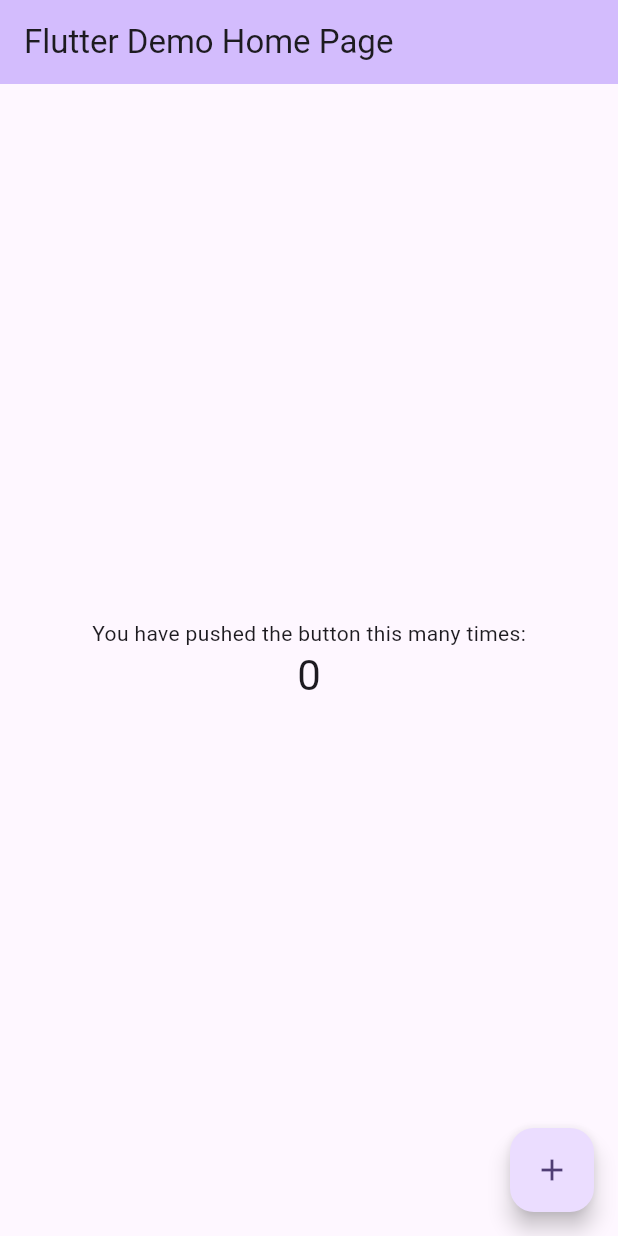
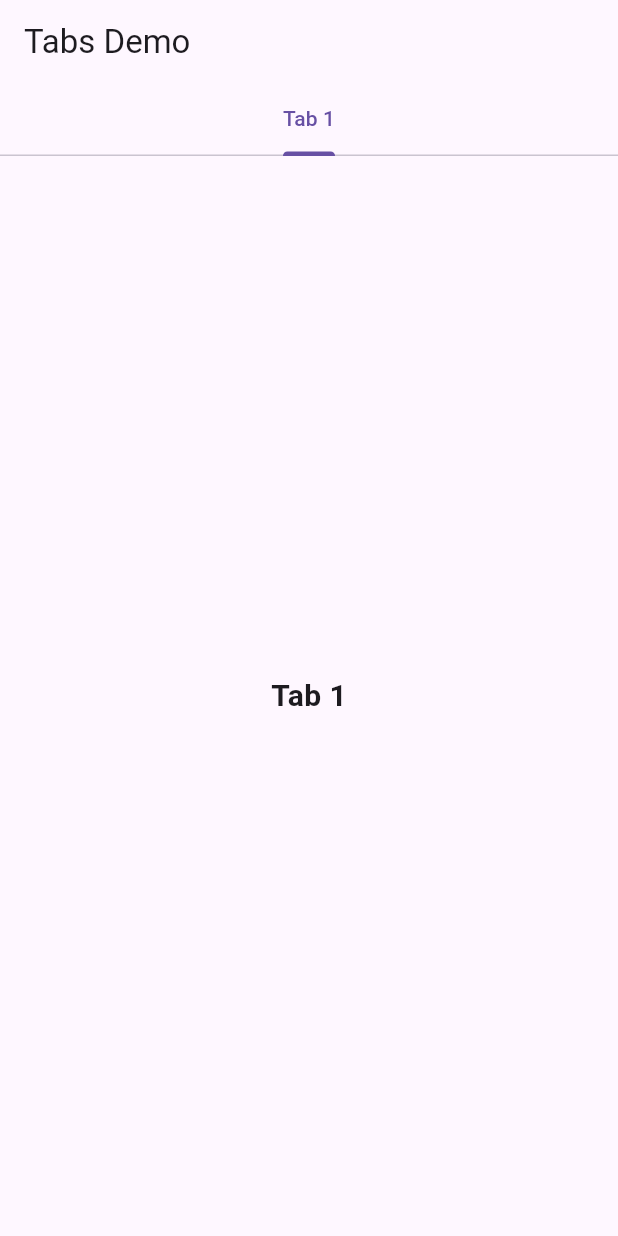
Before and after one commit to TJs87474/Weather-App, a Flutter app: the screen it shows after launch, on a phone screen of 412 x 824 dp. Run offline on Flutter 3.47's test engine with Material 3 defaults, Android fonts, the phone set to English and light mode, and no system bars.

```diff
--- a/lib/main.dart
+++ b/lib/main.dart
@@ -1,125 +1,91 @@
 import 'package:flutter/material.dart';
+import 'package:flutter/services.dart';
 
 void main() {
-  runApp(const MyApp());
+  runApp(MyApp());
 }
 
 class MyApp extends StatelessWidget {
-  const MyApp({super.key});
-
-  // This widget is the root of your application.
   @override
   Widget build(BuildContext context) {
     return MaterialApp(
-      title: 'Flutter Demo',
-      theme: ThemeData(
-        // This is the theme of your application.
-        //
-        // TRY THIS: Try running your application with "flutter run". You'll see
-        // the application has a purple toolbar. Then, without quitting the app,
-        // try changing the seedColor in the colorScheme below to Colors.green
-        // and then invoke "hot reload" (save your changes or press the "hot
-        // reload" button in a Flutter-supported IDE, or press "r" if you used
-        // the command line to start the app).
-        //
-        // Notice that the counter didn't reset back to zero; the application
-        // state is not lost during the reload. To reset the state, use hot
-        // restart instead.
-        //
-        // This works for code too, not just values: Most code changes can be
-        // tested with just a hot reload.
-        colorScheme: ColorScheme.fromSeed(seedColor: Colors.deepPurple),
-        useMaterial3: true,
-      ),
-      home: const MyHomePage(title: 'Flutter Demo Home Page'),
+      debugShowCheckedModeBanner: false,
+      home: TabsNonScrollableDemo(),
     );
   }
 }
 
-class MyHomePage extends StatefulWidget {
-  const MyHomePage({super.key, required this.title});
+class TabsNonScrollableDemo extends StatefulWidget {
+  @override
+  _TabsNonScrollableDemoState createState() => _TabsNonScrollableDemoState();
+}
 
-  // This widget is the home page of your application. It is stateful, meaning
-  // that it has a State object (defined below) that contains fields that affect
-  // how it looks.
-
-  // This class is the configuration for the state. It holds the values (in this
-  // case the title) provided by the parent (in this case the App widget) and
-  // used by the build method of the State. Fields in a Widget subclass are
-  // always marked "final".
-
-  final String title;
+class _TabsNonScrollableDemoState extends State<TabsNonScrollableDemo>
+    with SingleTickerProviderStateMixin, RestorationMixin {
+  late TabController _tabController;
+  final RestorableInt tabIndex = RestorableInt(0);
 
   @override
-  State<MyHomePage> createState() => _MyHomePageState();
-}
+  String get restorationId => 'tab_non_scrollable_demo';
 
-class _MyHomePageState extends State<MyHomePage> {
-  int _counter = 0;
+  @override
+  void restoreState(RestorationBucket? oldBucket, bool initialRestore) {
+    registerForRestoration(tabIndex, 'tab_index');
+    _tabController.index = tabIndex.value;
+  }
 
-  void _incrementCounter() {
-    setState(() {
-      // This call to setState tells the Flutter framework that something has
-      // changed in this State, which causes it to rerun the build method below
-      // so that the display can reflect the updated values. If we changed
-      // _counter without calling setState(), then the build method would not be
-      // called again, and so nothing would appear to happen.
-      _counter++;
+  @override
+  void initState() {
+    super.initState();
+    _tabController = TabController(
+      initialIndex: 0,
+      length: 3,
+      vsync: this,
+    );
+
+    _tabController.addListener(() {
+      setState(() {
+        tabIndex.value = _tabController.index;
+      });
     });
   }
 
   @override
+  void dispose() {
+    _tabController.dispose();
+    tabIndex.dispose();
+    super.dispose();
+  }
+
+  @override
   Widget build(BuildContext context) {
-    // This method is rerun every time setState is called, for instance as done
-    // by the _incrementCounter method above.
-    //
-    // The Flutter framework has been optimized to make rerunning build methods
-    // fast, so that you can just rebuild anything that needs updating rather
-    // than having to individually change instances of widgets.
+    // Declare tabs at the beginning of the build method
+    final List<String> tabs = ['Tab 1'];
+
     return Scaffold(
       appBar: AppBar(
-        // TRY THIS: Try changing the color here to a specific color (to
-        // Colors.amber, perhaps?) and trigger a hot reload to see the AppBar
-        // change color while the other colors stay the same.
-        backgroundColor: Theme.of(context).colorScheme.inversePrimary,
-        // Here we take the value from the MyHomePage object that was created by
-        // the App.build method, and use it to set our appbar title.
-        title: Text(widget.title),
-      ),
-      body: Center(
-        // Center is a layout widget. It takes a single child and positions it
-        // in the middle of the parent.
-        child: Column(
-          // Column is also a layout widget. It takes a list of children and
-          // arranges them vertically. By default, it sizes itself to fit its
-          // children horizontally, and tries to be as tall as its parent.
-          //
-          // Column has various properties to control how it sizes itself and
-          // how it positions its children. Here we use mainAxisAlignment to
-          // center the children vertically; the main axis here is the vertical
-          // axis because Columns are vertical (the cross axis would be
-          // horizontal).
-          //
-          // TRY THIS: Invoke "debug painting" (choose the "Toggle Debug Paint"
-          // action in the IDE, or press "p" in the console), to see the
-          // wireframe for each widget.
-          mainAxisAlignment: MainAxisAlignment.center,
-          children: <Widget>[
-            const Text(
-              'You have pushed the button this many times:',
-            ),
-            Text(
-              '$_counter',
-              style: Theme.of(context).textTheme.headlineMedium,
-            ),
+        automaticallyImplyLeading: false,
+        title: Text('Tabs Demo'),
+        bottom: TabBar(
+          controller: _tabController,
+          isScrollable: false,
+          tabs: [
+            for (final tab in tabs) Tab(text: tab),
           ],
         ),
       ),
-      floatingActionButton: FloatingActionButton(
-        onPressed: _incrementCounter,
-        tooltip: 'Increment',
-        child: const Icon(Icons.add),
-      ), // This trailing comma makes auto-formatting nicer for build methods.
+      body: TabBarView(
+        controller: _tabController,
+        children: [
+          for (final tab in tabs)
+            Center(
+              child: Text(
+                tab,
+                style: TextStyle(fontSize: 20, fontWeight: FontWeight.bold),
+              ),
+            ),
+        ],
+      ),
     );
   }
 }
```
